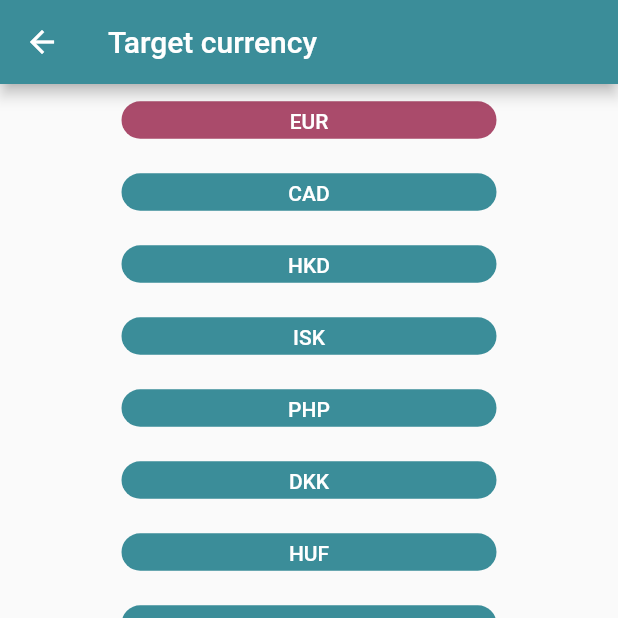
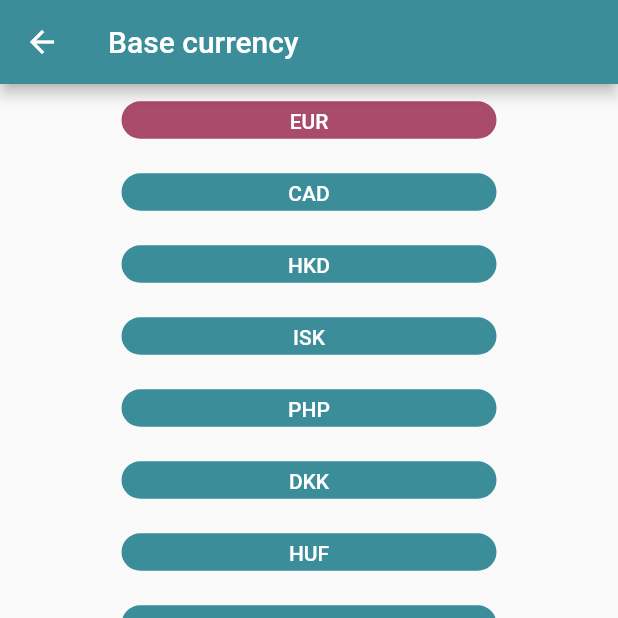
Before and after one commit to klaud-skora/currency_converter, a Flutter app: the screen it shows after launch, after a tap on "EUR", on a phone screen of 412 x 824 dp, the top half of it. Run offline on Flutter 3.47's test engine with Material 2 defaults, Android fonts, the phone set to English and light mode, and no system bars; our stand-ins replace bloc, equatable, flutter_bloc; network calls fail.

Commit message:
Make changeCurrency work

```diff
--- a/lib/bloc/nav_bar_bloc.dart
+++ b/lib/bloc/nav_bar_bloc.dart
@@ -1,6 +1,6 @@
 import 'dart:async';
 import 'package:bloc/bloc.dart';
-import 'package:currencyconverter/models/currency.dart';
+// import 'package:currencyconverter/models/currency.dart';
 import 'package:currencyconverter/ui/first_page.dart';
 import 'package:flutter_bloc/flutter_bloc.dart';
 import 'package:meta/meta.dart';
@@ -40,7 +40,7 @@ class GetData extends BottomNavigationEvent {
 
 class ChangeCurrency extends BottomNavigationEvent {
   final CurrencyOption option;
-  final Currency currency;
+  final String currency;
   ChangeCurrency({this.option, this.currency});
 
 
@@ -75,11 +75,14 @@ class PageLoading extends BottomNavigationState {
 
 class FirstPageLoaded extends BottomNavigationState {
 
+  final String base;
+  final String target;
   final double result;
-  FirstPageLoaded( this.result );
+  final String status;
+  FirstPageLoaded( { this.base, this.target, this.result, this.status });
 
   @override
-  List<Object> get props => [result];
+  List<Object> get props => [base, target, result, status];
 
 }
 
@@ -93,8 +96,15 @@ class BottomNavigationBloc extends Bloc<BottomNavigationEvent, BottomNavigationS
   Calculator calc = Calculator();
   final CurrencyRepository currencyRepository;
   int currentIndex = 0;
-  final String base = 'EUR';
-  final String target = 'PLN';
+  String _base = 'EUR';
+  String _target = 'PLN';
+  double _result = 4.4;
+  String _status = 'connected';
+
+  String get base => _base;
+  String get target => _target;
+  double get result => _result;
+  String get status => _status;
 
   BottomNavigationBloc({
     this.currencyRepository,
@@ -114,7 +124,7 @@ class BottomNavigationBloc extends Bloc<BottomNavigationEvent, BottomNavigationS
       yield PageLoading();
 
       if (this.currentIndex == 0) {
-        yield FirstPageLoaded(null); // status: none
+        yield FirstPageLoaded(base: base, target: target, result: result, status: status); // status: none
       }
       if (this.currentIndex == 1) {
         yield SecondPageLoaded(); // status: none
@@ -123,9 +133,18 @@ class BottomNavigationBloc extends Bloc<BottomNavigationEvent, BottomNavigationS
     if ( event is GetData ) {
       List fetchedData = await _getCurrencyData(this.base);
       List dataToDisplay = fetchedData == null ? currencyRepository.data : fetchedData;
-      print('give me data');
-      print(dataToDisplay); // obliczenia
-      if (this.currentIndex == 0 ) yield FirstPageLoaded(44.4); // result + status
+      print(dataToDisplay);
+      if (this.currentIndex == 0 ) yield FirstPageLoaded(base: base, target: target, result: 44.4, status: status); // result + status
+      if( this.currentIndex == 1  ) yield SecondPageLoaded(); // data + status
+    }
+     if ( event is ChangeCurrency ) {
+      if (this.currentIndex == 0 ) {
+
+        event.option == CurrencyOption.base ? _base = event.currency : _target = event.currency;
+        yield FirstPageLoaded(base: base, target: target, result: 44.4, status: status);
+      }
+
+
       if( this.currentIndex == 1  ) yield SecondPageLoaded(); // data + status
     }
   }
--- a/lib/models/currency.dart
+++ b/lib/models/currency.dart
@@ -72,6 +72,6 @@ extension CurrencyExtension on Currency {
     Currency.MYR: 'MYR',
   };
 
-  String get sthortcut => shortcuts[this];
+  String get shortcut => shortcuts[this];
 
 }
--- a/lib/ui/currency_picker.dart
+++ b/lib/ui/currency_picker.dart
@@ -24,18 +24,18 @@ class CurrencyPicker extends StatelessWidget {
                   Container(
                     child: FlatButton(
                       onPressed: () {
-                        Navigator.pop(context, option);
+                        Navigator.pop(context, Currency.values[index].shortcut);
                       },
                       child: Container(
                         decoration: BoxDecoration(
-                          color: Currency.values[index].sthortcut == this.marked ? Color(0xffaa4b6b) : Color(0xff3b8d99),
+                          color: Currency.values[index].shortcut == this.marked ? Color(0xffaa4b6b) : Color(0xff3b8d99),
                           borderRadius: BorderRadius.all(Radius.circular(50.0)),
                         ),
                         height: 25.0,
                         child: Center(
                           child: Padding(
                             padding: EdgeInsets.only(top: 2.0),
-                            child: Text('${Currency.values[index].sthortcut}', style: TextStyle(color:Colors.white)),
+                            child: Text('${Currency.values[index].shortcut}', style: TextStyle(color:Colors.white)),
                           ),
                         ),
                       )
--- a/lib/ui/first_page.dart
+++ b/lib/ui/first_page.dart
@@ -7,14 +7,20 @@ import '../bloc/nav_bar_bloc.dart';
 enum CurrencyOption { base, target }
 
 class FirstPage extends StatelessWidget {
+  final String base;
+  final String target;
+
+  FirstPage(this.base, this.target);
 
   final fromTextController = TextEditingController();
 
   changeCurrency(BuildContext context, String marked, CurrencyOption currencyOption) async {
+
     final pickedCurrency = await Navigator.push(
       context,
       MaterialPageRoute(builder: (context) => CurrencyPicker(option: currencyOption, marked: marked)),
     );
+    print('strumien');
     BlocProvider.of<BottomNavigationBloc>(context).add(ChangeCurrency(option: currencyOption, currency: pickedCurrency));
   }
   @override
@@ -61,18 +67,11 @@ class FirstPage extends StatelessWidget {
                       child: FlatButton(
                         child: Row(
                           children: <Widget>[
-                            Text('${BlocProvider.of<BottomNavigationBloc>(context).base}'),
+                            Text('${this.base}'),
                             Icon(Icons.arrow_right, color: Color(0xffaa4b6b)),
                           ],
                         ),
-                        onPressed: () {
-                          Navigator.push(
-                            context,
-                            MaterialPageRoute(
-                              builder: (BuildContext context)  => CurrencyPicker(marked : '$base'),
-                            )
-                          );
-                        },
+                        onPressed: () => changeCurrency(context, base, CurrencyOption.base)
                       ),
                     ),
                   ],
--- a/lib/ui/home_page.dart
+++ b/lib/ui/home_page.dart
@@ -22,7 +22,7 @@ class HomePage extends StatelessWidget {
             return Center(child: CircularProgressIndicator());
           }
           if (state is FirstPageLoaded) {
-            return FirstPage();
+            return FirstPage(state.base, state.target);
           }
           if (state is SecondPageLoaded) {
             return SecondPage();
```
